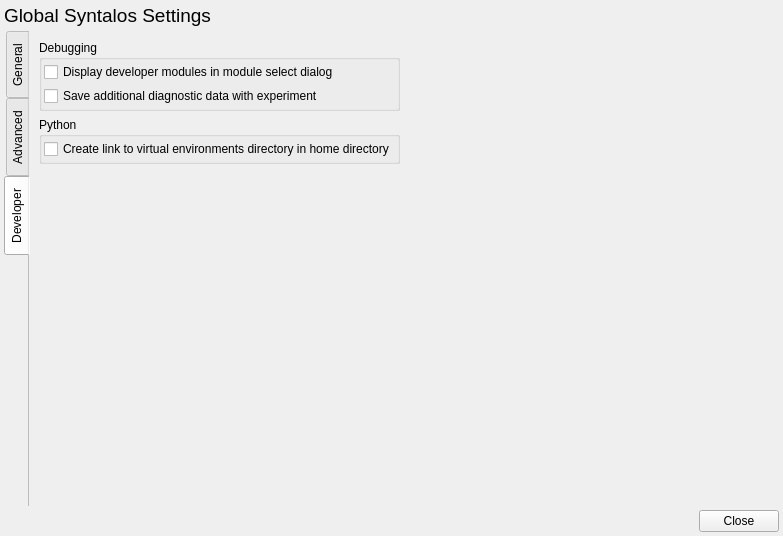
This is src/globalconfigdialog.ui in syntalos/syntalos as Qt 5 draws it before an edit. The edited form follows.
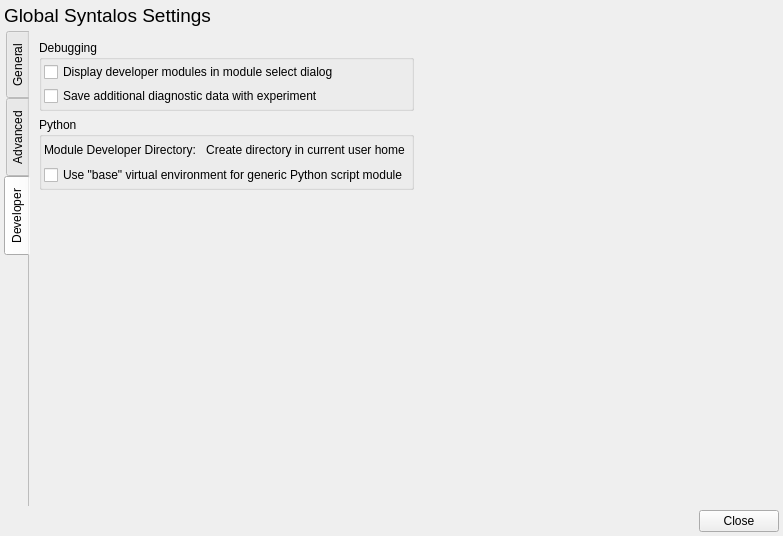
This is the edited form. The open tabs and pages were chosen to show the change. Icons and pictures are not drawn.

Commit message: Make options to manage custom Python modules and venvs more obvious

Patch:
```diff
--- a/src/globalconfigdialog.ui
+++ b/src/globalconfigdialog.ui
@@ -422,9 +422,50 @@
               <number>2</number>
              </property>
              <item>
-              <widget class="QCheckBox" name="cbPythonCreateVEnvLink">
+              <widget class="QWidget" name="widget_5" native="true">
+               <layout class="QHBoxLayout" name="horizontalLayout_5">
+                <property name="spacing">
+                 <number>4</number>
+                </property>
+                <property name="leftMargin">
+                 <number>0</number>
+                </property>
+                <property name="topMargin">
+                 <number>0</number>
+                </property>
+                <property name="rightMargin">
+                 <number>0</number>
+                </property>
+                <property name="bottomMargin">
+                 <number>0</number>
+                </property>
+                <item>
+                 <widget class="QLabel" name="label_2">
+                  <property name="text">
+                   <string>Module Developer Directory:</string>
+                  </property>
+                 </widget>
+                </item>
+                <item>
+                 <widget class="QPushButton" name="btnCreateDevDir">
+                  <property name="text">
+                   <string>Create directory in current user home</string>
+                  </property>
+                  <property name="checkable">
+                   <bool>true</bool>
+                  </property>
+                  <property name="flat">
+                   <bool>true</bool>
+                  </property>
+                 </widget>
+                </item>
+               </layout>
+              </widget>
+             </item>
+             <item>
+              <widget class="QCheckBox" name="cbPythonVenvForScripts">
                <property name="text">
-                <string>Create link to virtual environments directory in home directory</string>
+                <string>Use &quot;base&quot; virtual environment for generic Python script module</string>
                </property>
               </widget>
              </item>
```
Left out of the diff: 2 changed lines with no effect on the pictures. The commit also changes 6 other files.
